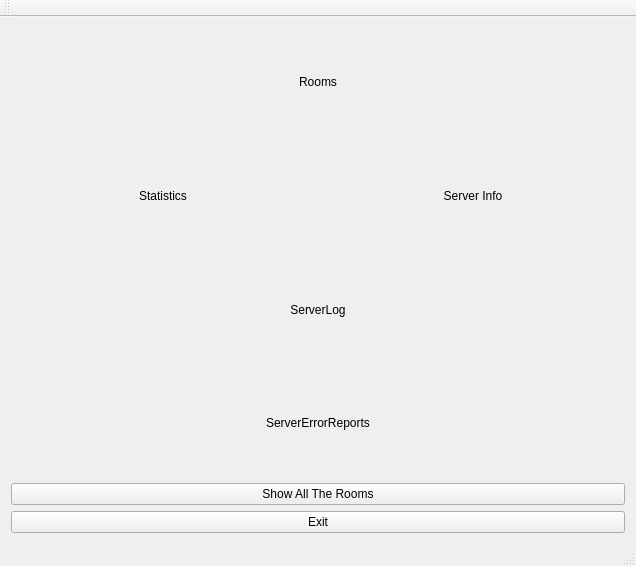
The window that mainwindow.ui (Mar94oK/Viluy) describes before a commit, drawn with Qt 5.
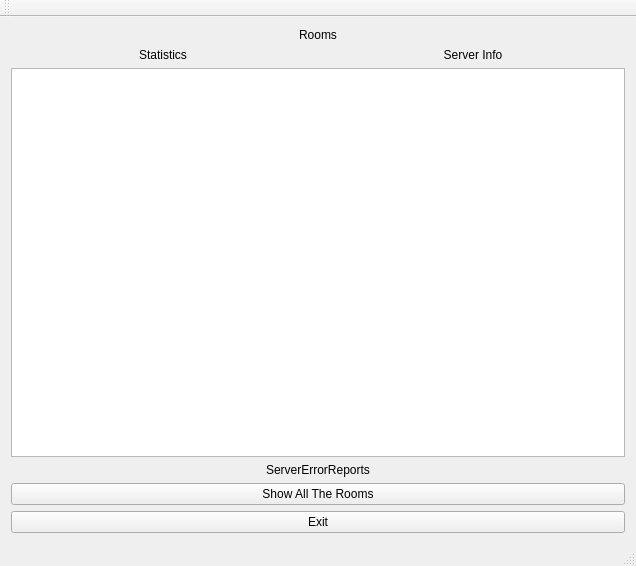
The same window after the commit.

Commit message: Add delay and server log.

The edit to the form file:
```diff
--- a/mainwindow.ui
+++ b/mainwindow.ui
@@ -60,14 +60,7 @@
      </layout>
     </item>
     <item>
-     <widget class="QLabel" name="lbl_ServerLog">
-      <property name="text">
-       <string>ServerLog</string>
-      </property>
-      <property name="alignment">
-       <set>Qt::AlignCenter</set>
-      </property>
-     </widget>
+     <widget class="QTextEdit" name="txtEdit_ServerLog"/>
     </item>
     <item>
      <widget class="QLabel" name="lbl_ServerErrorLog">
```
The commit also changes 6 other files.
